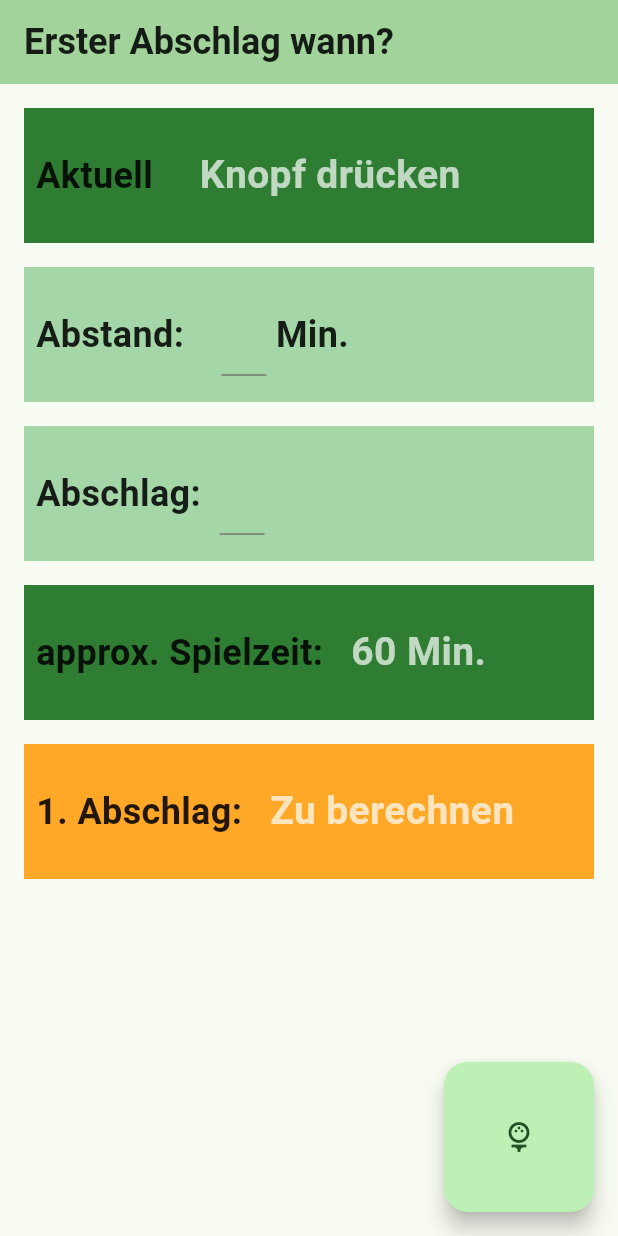
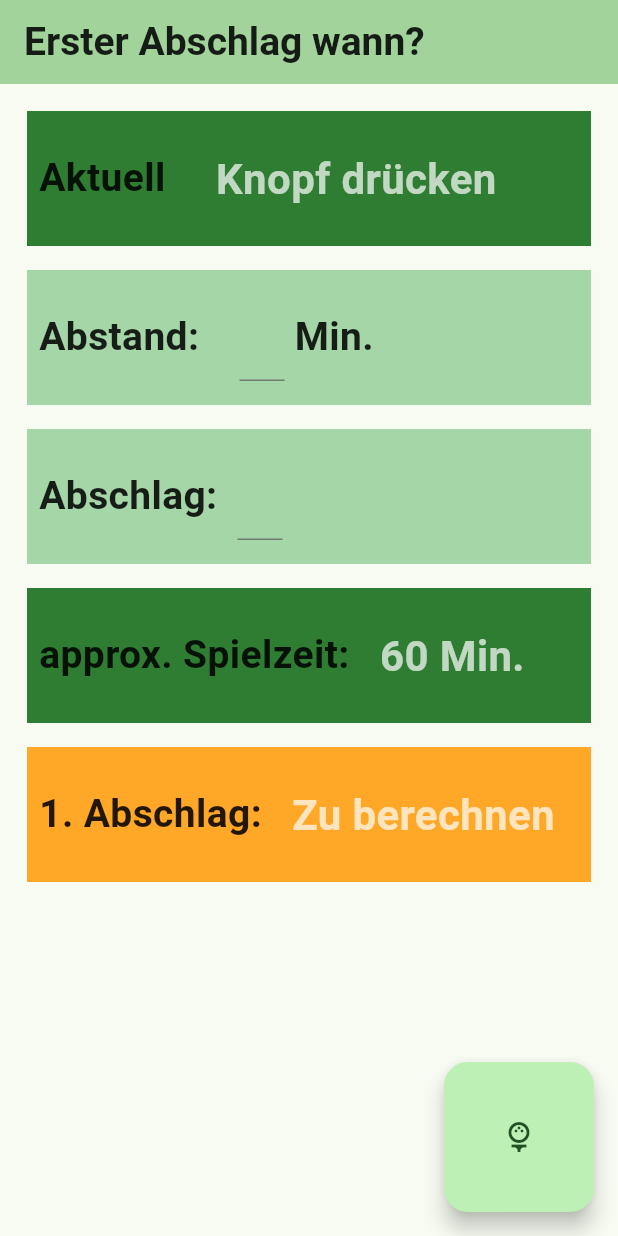
Before and after one commit to chrbuchsteiner61/approx_teeone, a Flutter app: the screen it shows after launch, on a phone screen of 412 x 824 dp. Run offline on Flutter 3.47's test engine with Material 3 defaults, Android fonts, the phone set to English and light mode, and no system bars.

Commit message:
adjust font size and padding

```diff
--- a/lib/main.dart
+++ b/lib/main.dart
@@ -51,13 +51,13 @@ class _MyHomePageState extends State<MyHomePage> {
   double containerHeight = 80;
 
   final TextStyle normalStyle = const TextStyle(
-    fontSize: 24,
+    fontSize: 26,
     fontWeight: FontWeight.bold,
     color: Colors.black87,
   );
 
   final TextStyle resultStyle = const TextStyle(
-    fontSize: 26,
+    fontSize: 28,
     fontWeight: FontWeight.bold,
     color: Colors.white70,
   );
@@ -99,7 +99,7 @@ class _MyHomePageState extends State<MyHomePage> {
         style: normalStyle),
       ),
       body: Padding(
-        padding: const EdgeInsets.all(8.0),
+        padding: const EdgeInsets.all(10.0),
         child: Column(
           crossAxisAlignment: CrossAxisAlignment.stretch,
           children: <Widget>[
```
